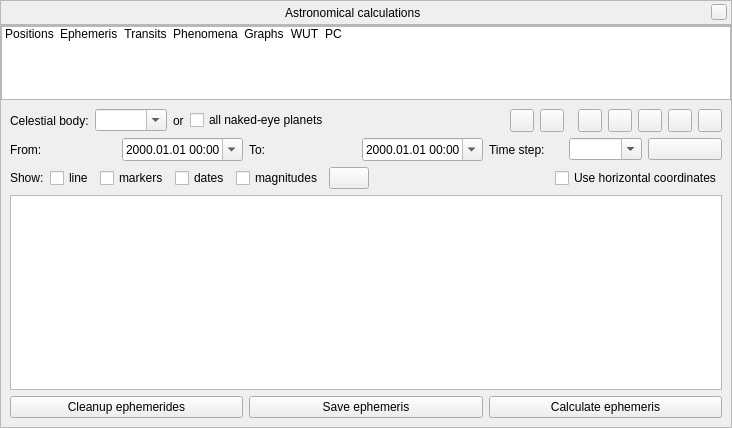
Old version of the form src/gui/astroCalcDialog.ui in the repository 519984307/stellarium_src.
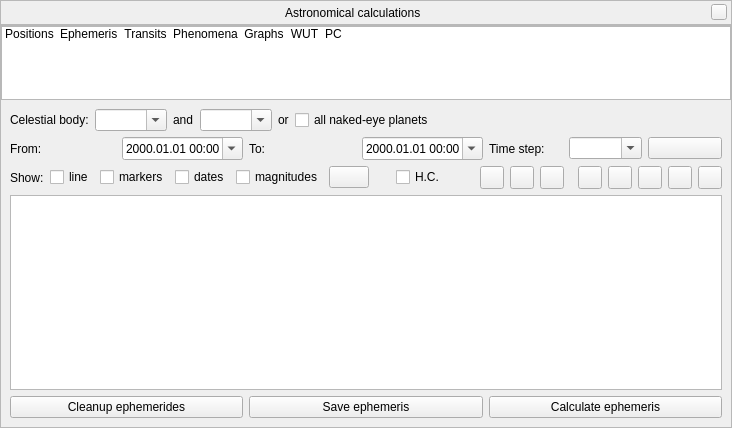
New version of the form. The open tabs and pages were chosen to show the change. Icons and pictures are not drawn. Custom widgets are drawn as their Qt base class.

```diff
--- a/src/gui/astroCalcDialog.ui
+++ b/src/gui/astroCalcDialog.ui
@@ -520,9 +520,115 @@
             </item>
             <item>
              <widget class="QCheckBox" name="ephemerisHorizontalCoordinatesCheckBox">
-              <property name="text">
+              <property name="toolTip">
                <string>Use horizontal coordinates</string>
               </property>
+              <property name="text">
+               <string extracomment="horizonal coordinates">H.C.</string>
+              </property>
+             </widget>
+            </item>
+            <item>
+             <spacer name="horizontalSpacer_6">
+              <property name="orientation">
+               <enum>Qt::Horizontal</enum>
+              </property>
+              <property name="sizeHint" stdset="0">
+               <size>
+                <width>40</width>
+                <height>20</height>
+               </size>
+              </property>
+             </spacer>
+            </item>
+            <item>
+             <layout class="QHBoxLayout" name="horizontalLayout_26">
+              <property name="leftMargin">
+               <number>8</number>
+              </property>
+              <property name="rightMargin">
+               <number>8</number>
+              </property>
+              <item>
+               <widget class="QToolButton" name="genericMarkerColor">
+                <property name="toolTip">
+                 <string>Color of generic ephemeris marker</string>
+                </property>
+                <property name="text">
+                 <string notr="true"/>
+                </property>
+               </widget>
+              </item>
+              <item>
+               <widget class="QToolButton" name="secondaryMarkerColor">
+                <property name="toolTip">
+                 <string>Color of generic ephemeris marker for secondary celestial body</string>
+                </property>
+                <property name="text">
+                 <string notr="true"/>
+                </property>
+               </widget>
+              </item>
+              <item>
+               <widget class="QToolButton" name="selectedMarkerColor">
+                <property name="toolTip">
+                 <string>Color of selected ephemeris marker</string>
+                </property>
+                <property name="text">
+                 <string notr="true"/>
+                </property>
+               </widget>
+              </item>
+             </layout>
+            </item>
+            <item>
+             <widget class="QToolButton" name="mercuryMarkerColor">
+              <property name="toolTip">
+               <string>Color of Mercury's ephemeris marker</string>
+              </property>
+              <property name="text">
+               <string notr="true"/>
+              </property>
+             </widget>
+            </item>
+            <item>
+             <widget class="QToolButton" name="venusMarkerColor">
+              <property name="toolTip">
+               <string>Color of Venus' ephemeris marker</string>
+              </property>
+              <property name="text">
+               <string/>
+              </property>
+             </widget>
+            </item>
+            <item>
+             <widget class="QToolButton" name="marsMarkerColor">
+              <property name="toolTip">
+               <string>Color of Mars' ephemeris marker</string>
+              </property>
+              <property name="text">
+               <string notr="true"/>
+              </property>
+             </widget>
+            </item>
+            <item>
+             <widget class="QToolButton" name="jupiterMarkerColor">
+              <property name="toolTip">
+               <string>Color of Jupiter's ephemeris marker</string>
+              </property>
+              <property name="text">
+               <string notr="true"/>
+              </property>
+             </widget>
+            </item>
+            <item>
+             <widget class="QToolButton" name="saturnMarkerColor">
+              <property name="toolTip">
+               <string>Color of Saturn's ephemeris marker</string>
+              </property>
+              <property name="text">
+               <string notr="true"/>
+              </property>
              </widget>
             </item>
            </layout>
@@ -665,6 +771,23 @@
               </property>
              </widget>
             </item>
+            <item>
+             <widget class="QLabel" name="labelAnd">
+              <property name="text">
+               <string>and</string>
+              </property>
+             </widget>
+            </item>
+            <item>
+             <widget class="QComboBox" name="secondaryCelestialBodyComboBox">
+              <property name="editable">
+               <bool>true</bool>
+              </property>
+              <property name="insertPolicy">
+               <enum>QComboBox::NoInsert</enum>
+              </property>
+             </widget>
+            </item>
             <item>
              <widget class="QLabel" name="labelOr">
               <property name="text">
@@ -695,86 +818,6 @@
               </property>
              </spacer>
             </item>
-            <item>
-             <layout class="QHBoxLayout" name="horizontalLayout_26">
-              <property name="leftMargin">
-               <number>8</number>
-              </property>
-              <property name="rightMargin">
-               <number>8</number>
-              </property>
-              <item>
-               <widget class="QToolButton" name="genericMarkerColor">
-                <property name="toolTip">
-                 <string>Color of generic ephemeris marker</string>
-                </property>
-                <property name="text">
-                 <string notr="true"/>
-                </property>
-               </widget>
-              </item>
-              <item>
-               <widget class="QToolButton" name="selectedMarkerColor">
-                <property name="toolTip">
-                 <string>Color of selected ephemeris marker</string>
-                </property>
-                <property name="text">
-                 <string notr="true"/>
-                </property>
-               </widget>
-              </item>
-             </layout>
-            </item>
-            <item>
-             <widget class="QToolButton" name="mercuryMarkerColor">
-              <property name="toolTip">
-               <string>Color of Mercury's ephemeris marker</string>
-              </property>
-              <property name="text">
-               <string notr="true"/>
-              </property>
-             </widget>
-            </item>
-            <item>
-             <widget class="QToolButton" name="venusMarkerColor">
-              <property name="toolTip">
-               <string>Color of Venus' ephemeris marker</string>
-              </property>
-              <property name="text">
-               <string/>
-              </property>
-             </widget>
-            </item>
-            <item>
-             <widget class="QToolButton" name="marsMarkerColor">
-              <property name="toolTip">
-               <string>Color of Mars' ephemeris marker</string>
-              </property>
-              <property name="text">
-               <string notr="true"/>
-              </property>
-             </widget>
-            </item>
-            <item>
-             <widget class="QToolButton" name="jupiterMarkerColor">
-              <property name="toolTip">
-               <string>Color of Jupiter's ephemeris marker</string>
-              </property>
-              <property name="text">
-               <string notr="true"/>
-              </property>
-             </widget>
-            </item>
-            <item>
-             <widget class="QToolButton" name="saturnMarkerColor">
-              <property name="toolTip">
-               <string>Color of Saturn's ephemeris marker</string>
-              </property>
-              <property name="text">
-               <string notr="true"/>
-              </property>
-             </widget>
-            </item>
            </layout>
           </item>
          </layout>
```
